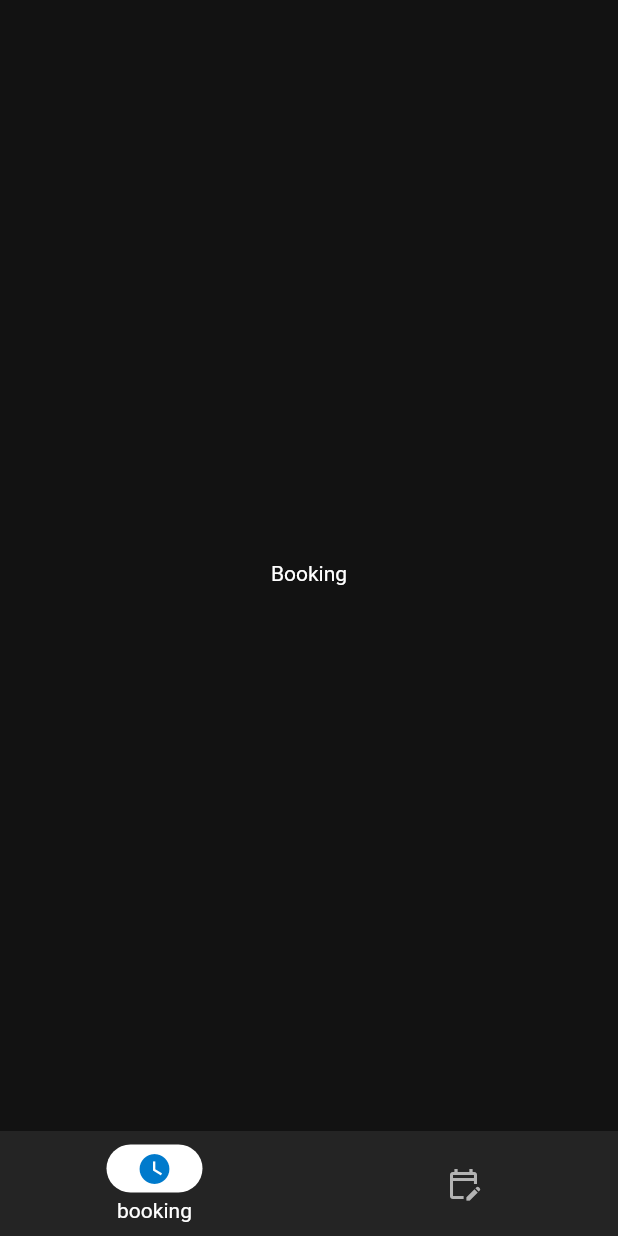
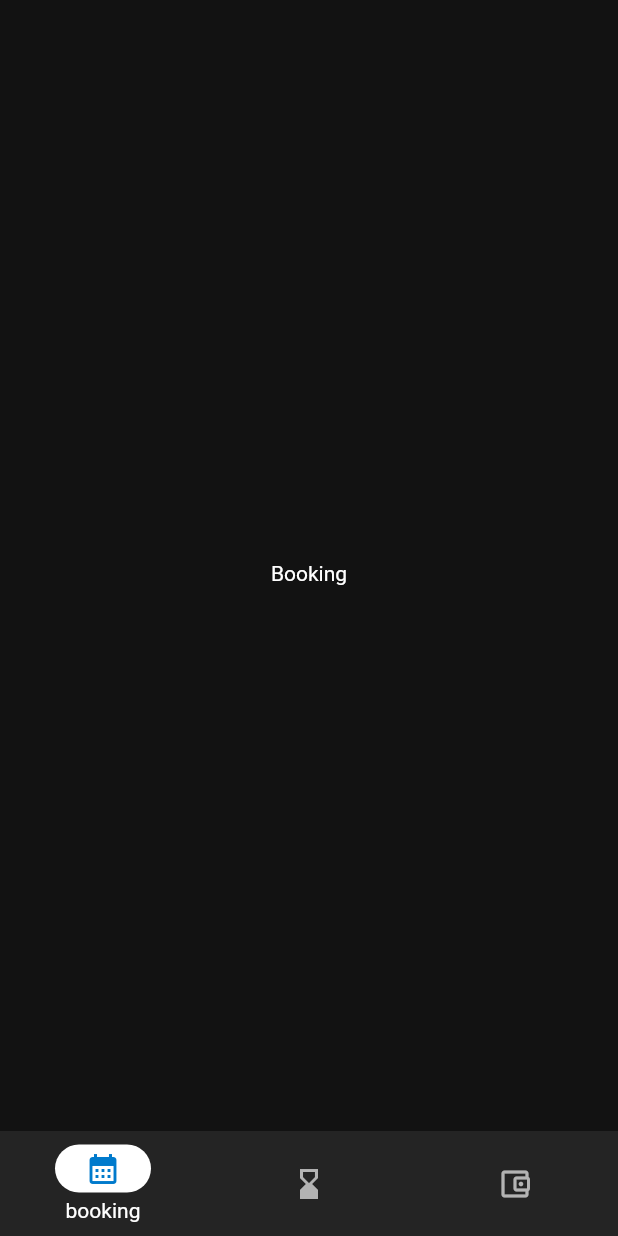
Before and after one commit to shaderone/samvit, a Flutter app: the App screen opened by its route, on a phone screen of 412 x 824 dp. Run offline on Flutter 3.47's test engine with Material 2 defaults, Android fonts, the phone set to English and light mode, and no system bars.

Commit message:
Add payment-history-screen

```diff
--- a/lib/presentation/root/app.dart
+++ b/lib/presentation/root/app.dart
@@ -1,6 +1,7 @@
 import 'package:brechfete/presentation/root/widgets/bottom_navbar.dart';
 
 import 'package:brechfete/presentation/screens/booking/booking_screen.dart';
+import 'package:brechfete/presentation/screens/payment/payment_history_screen.dart';
 import 'package:brechfete/presentation/screens/reservation/reservation_screen.dart';
 import 'package:flutter/material.dart';
 import 'package:flutter/services.dart';
@@ -14,6 +15,7 @@ class App extends StatelessWidget {
   final pages = const [
     BookingScreen(),
     ReservationScreen(),
+    PaymentHistoryScreen(),
   ];
 
   @override
--- a/lib/presentation/root/widgets/bottom_navbar.dart
+++ b/lib/presentation/root/widgets/bottom_navbar.dart
@@ -28,23 +28,37 @@ class MaterialBottomNav extends StatelessWidget {
             destinations: const [
               NavigationDestination(
                 selectedIcon: Icon(
-                  Icons.watch_later,
+                  Icons.calendar_month,
                   color: secondaryBlueShadeDark,
                 ),
-                icon:
-                    Icon(Icons.watch_later_outlined, color: textWhiteShadeDark),
+                icon: Icon(
+                  Icons.calendar_month_outlined,
+                  color: textWhiteShadeDark,
+                ),
                 label: 'booking',
               ),
               NavigationDestination(
                 selectedIcon: Icon(
-                  Icons.edit_calendar,
+                  Icons.hourglass_full,
                   color: secondaryBlueShadeDark,
                 ),
                 icon: Icon(
-                  Icons.edit_calendar_outlined,
+                  //Icons.watch_later_outlined,
+                  Icons.hourglass_bottom,
                   color: textWhiteShadeDark,
                 ),
                 label: 'reservations',
+              ),
+              NavigationDestination(
+                selectedIcon: Icon(
+                  Icons.account_balance_wallet_rounded,
+                  color: secondaryBlueShadeDark,
+                ),
+                icon: Icon(
+                  Icons.account_balance_wallet_outlined,
+                  color: textWhiteShadeDark,
+                ),
+                label: 'Payment History',
               ),
             ],
           );
--- /dev/null
+++ b/lib/presentation/screens/payment/payment_history_screen.dart
@@ -0,0 +1,12 @@
+import 'package:flutter/material.dart';
+
+class PaymentHistoryScreen extends StatelessWidget {
+  const PaymentHistoryScreen({Key? key}) : super(key: key);
+
+  @override
+  Widget build(BuildContext context) {
+    return const Center(
+      child: Text("Payment History"),
+    );
+  }
+}
```
